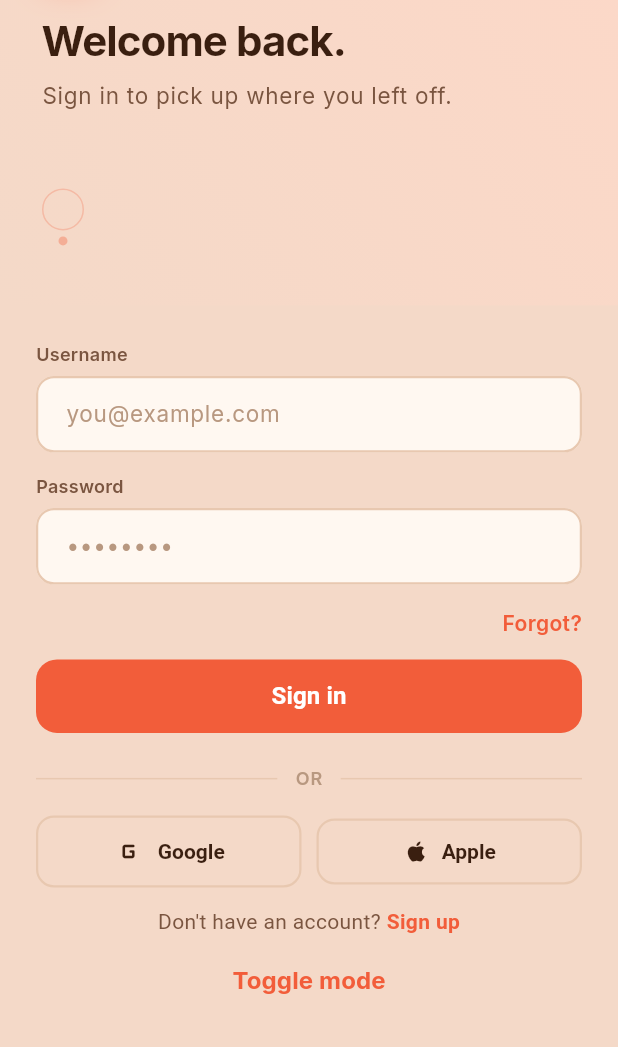
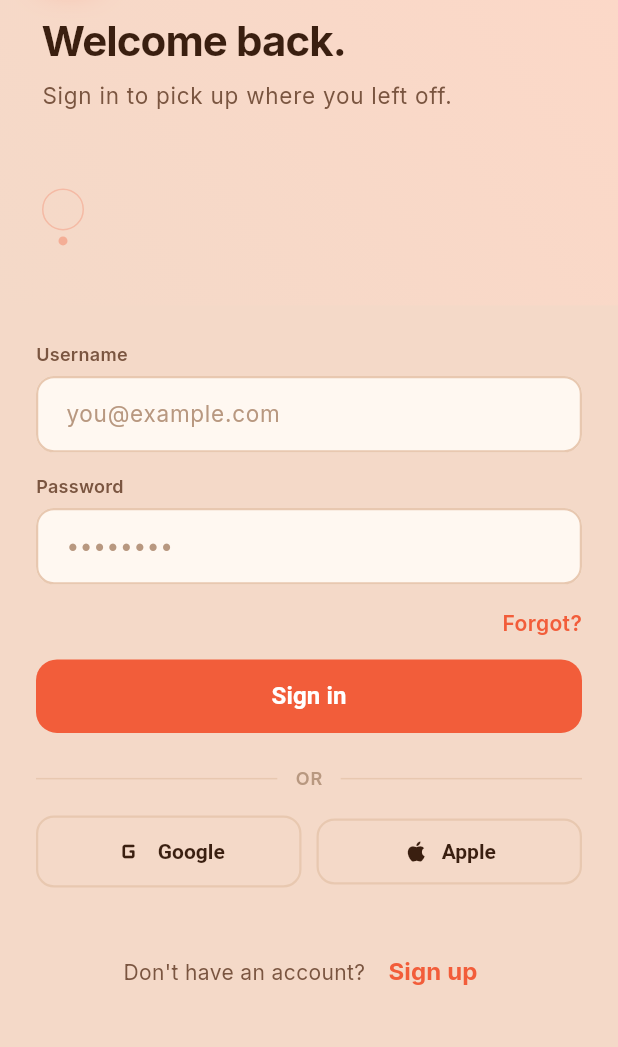
Before and after one commit to wyldebill/htmaduex, a Flutter app: the screen it shows after launch, on a phone screen of 412 x 824 dp, the part 189-1236 px from its top. Run offline on Flutter 3.47's test engine with Material 3 defaults, Android fonts, the phone set to English and light mode, and no system bars; our stand-ins replace firebase_auth, firebase_core, go_router, google_fonts, google_maps_flutter; accounts and stored records are empty.

Commit message:
chore: sync skill update and signup toggle
Co-authored-by: Copilot <223556219+Copilot@users.noreply.github.com>

```diff
--- a/lib/screens/login_screen.dart
+++ b/lib/screens/login_screen.dart
@@ -227,34 +227,33 @@ class _LoginScreenState extends State<LoginScreen> {
                       ],
                     ),
                     const Spacer(),
-                    Text.rich(
-                      TextSpan(
-                        style: const TextStyle(
-                          fontSize: 14,
-                          color: AppColors.inkSoft,
+                    Wrap(
+                      alignment: WrapAlignment.center,
+                      crossAxisAlignment: WrapCrossAlignment.center,
+                      spacing: 4,
+                      children: <Widget>[
+                        Text(
+                          _signInMode
+                              ? "Don't have an account?"
+                              : 'Already a member?',
+                          style: const TextStyle(
+                            fontSize: 14,
+                            color: AppColors.inkSoft,
+                          ),
                         ),
-                        children: <TextSpan>[
-                          TextSpan(
-                            text: _signInMode
-                                ? "Don't have an account? "
-                                : 'Already a member? ',
-                          ),
-                          TextSpan(
-                            text: _signInMode ? 'Sign up' : 'Sign in',
+                        TextButton(
+                          onPressed: () => setState(() => _signInMode = !_signInMode),
+                          child: Text(
+                            _signInMode ? 'Sign up' : 'Sign in',
                             style: const TextStyle(
                               color: AppColors.primary,
                               fontWeight: FontWeight.w700,
                             ),
                           ),
-                        ],
-                      ),
+                        ),
+                      ],
                     ),
                     const SizedBox(height: 6),
-                    TextButton(
-                      onPressed: () =>
-                          setState(() => _signInMode = !_signInMode),
-                      child: const Text('Toggle mode'),
-                    ),
                   ],
                 ),
               ),
```
Also changed, not shown: 2 other files.
